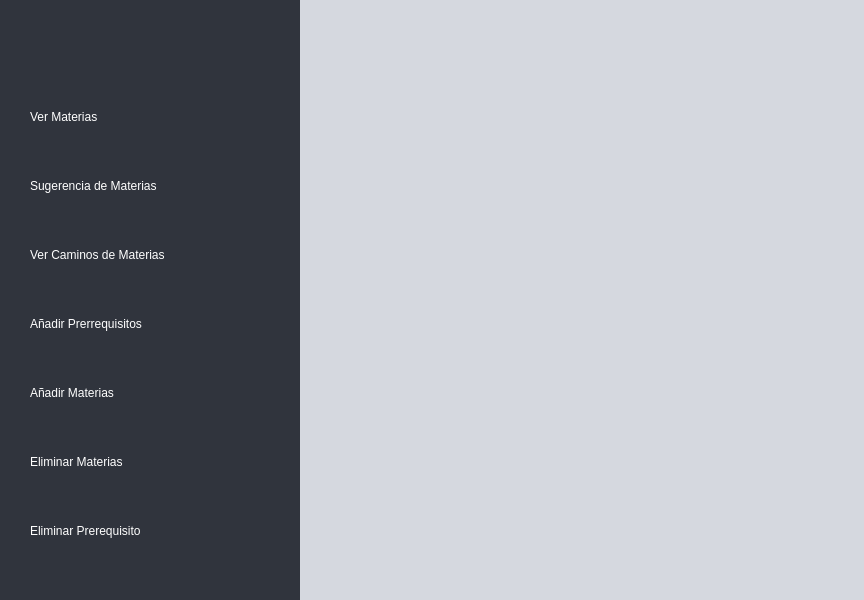
Qt form src/gui/ui/MainWindow.ui (Jav-Var/Graduacion-UNAL) before a commit.
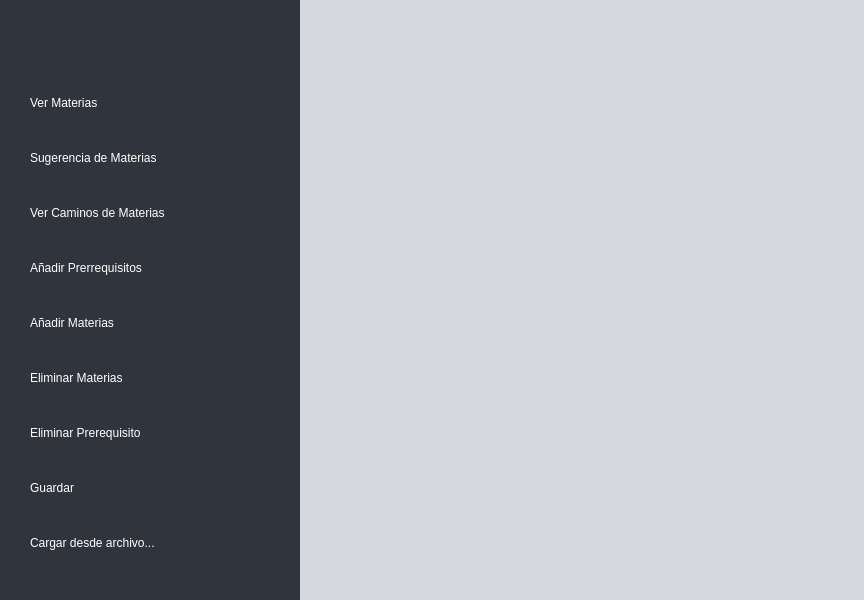
The same form after that commit. Icons and pictures are not drawn.

Commit message: Implementadas las conexiones

What changed in the file:
```diff
--- a/src/gui/ui/MainWindow.ui
+++ b/src/gui/ui/MainWindow.ui
@@ -166,6 +166,30 @@
             </property>
            </widget>
           </item>
+          <!-- Botón Guardar -->
+          <item>
+           <widget class="QPushButton" name="ButtonGuardar">
+            <property name="text">
+             <string>Guardar</string>
+            </property>
+            <property name="icon">
+             <iconset resource="../resources.qrc">
+              <normaloff>:/icons/icons/save.svg</normaloff>:/icons/icons/save.svg</iconset>
+            </property>
+           </widget>
+          </item>
+          <!-- Botón Cargar Archivo -->
+          <item>
+           <widget class="QPushButton" name="ButtonCargarArchivo">
+            <property name="text">
+             <string>Cargar desde archivo...</string>
+            </property>
+            <property name="icon">
+             <iconset resource="../resources.qrc">
+              <normaloff>:/icons/icons/folder.svg</normaloff>:/icons/icons/folder.svg</iconset>
+            </property>
+           </widget>
+          </item>
          </layout>
         </widget>
        </item>
```
The commit also changes 1 other file.
